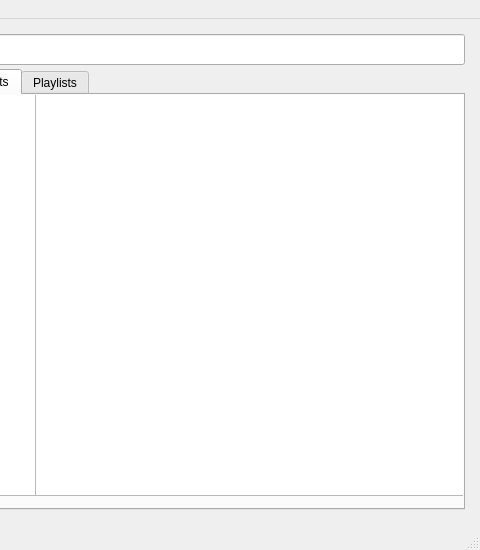
First picture: the form in src/player.ui, repository pirxus/waPlayer, before the edit; both pictures show x 486 to 966 and y 0 to 550 of the 966 by 550 pixel window.
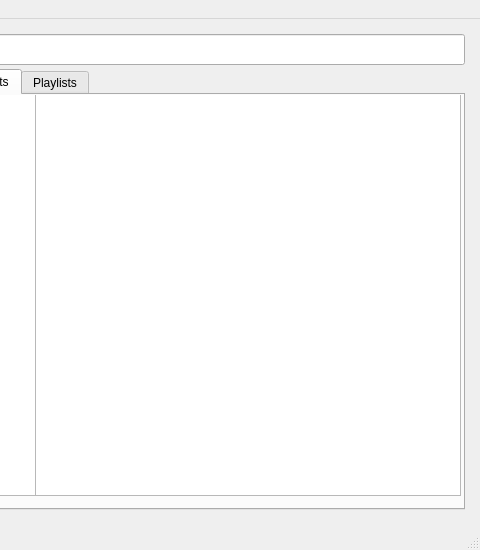
Second picture: the form after the edit. The open tabs and pages were chosen to show the change. Icons and pictures are not drawn.

Diff of the .ui file:
```diff
--- a/src/player.ui
+++ b/src/player.ui
@@ -297,7 +297,7 @@
        <rect>
         <x>209</x>
         <y>-2</y>
-        <width>432</width>
+        <width>426</width>
         <height>403</height>
        </rect>
       </property>
@@ -321,8 +321,8 @@
       </property>
       <property name="iconSize">
        <size>
-        <width>37</width>
-        <height>37</height>
+        <width>32</width>
+        <height>32</height>
        </size>
       </property>
       <property name="showGrid">
@@ -340,8 +340,11 @@
       <attribute name="horizontalHeaderVisible">
        <bool>false</bool>
       </attribute>
+      <attribute name="horizontalHeaderMinimumSectionSize">
+       <number>10</number>
+      </attribute>
       <attribute name="horizontalHeaderDefaultSectionSize">
-       <number>330</number>
+       <number>50</number>
       </attribute>
       <attribute name="horizontalHeaderShowSortIndicator" stdset="0">
        <bool>false</bool>
```
Left out of the diff: 2 changed lines with no effect on the pictures.
